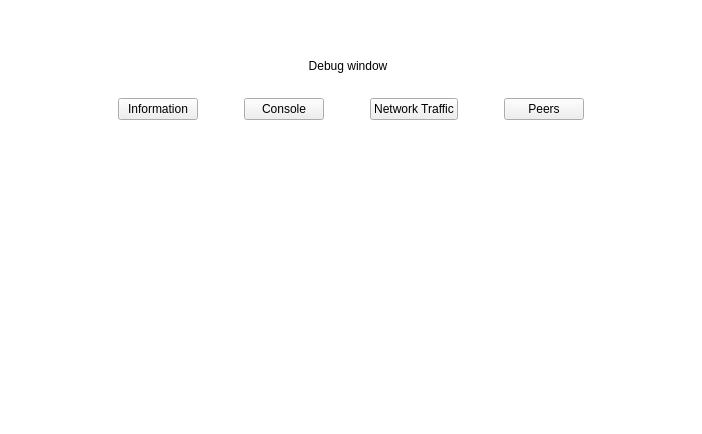
First picture: the form in src/qt/veil/forms/settingsadvance.ui, repository Veil-Project/veil, before the edit.
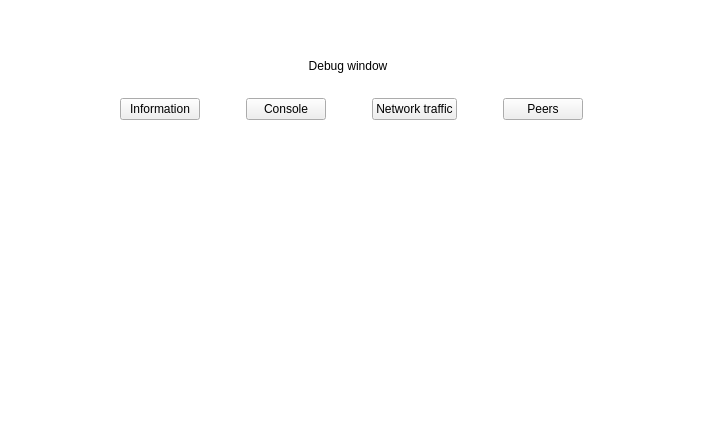
Second picture: the form after the edit. Icons and pictures are not drawn.

Patch:
```diff
--- a/src/qt/veil/forms/settingsadvance.ui
+++ b/src/qt/veil/forms/settingsadvance.ui
@@ -227,7 +227,7 @@
         <item>
          <widget class="QPushButton" name="btnNetwork">
           <property name="text">
-           <string>Network Traffic</string>
+           <string>Network traffic</string>
           </property>
          </widget>
         </item>
```
